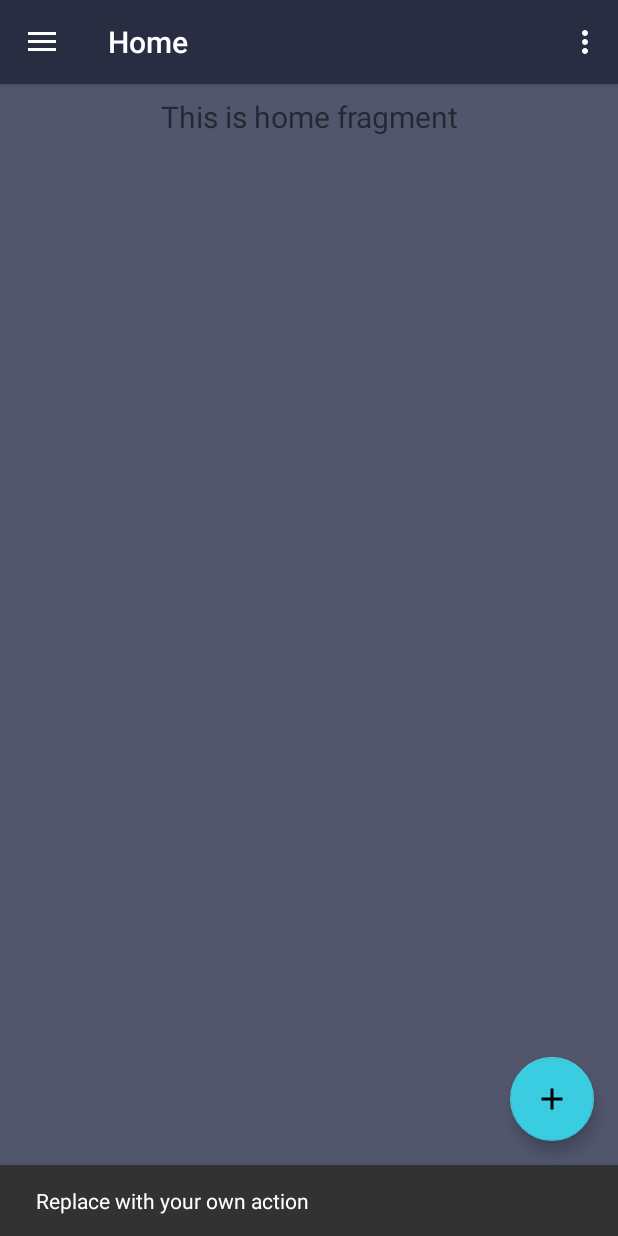
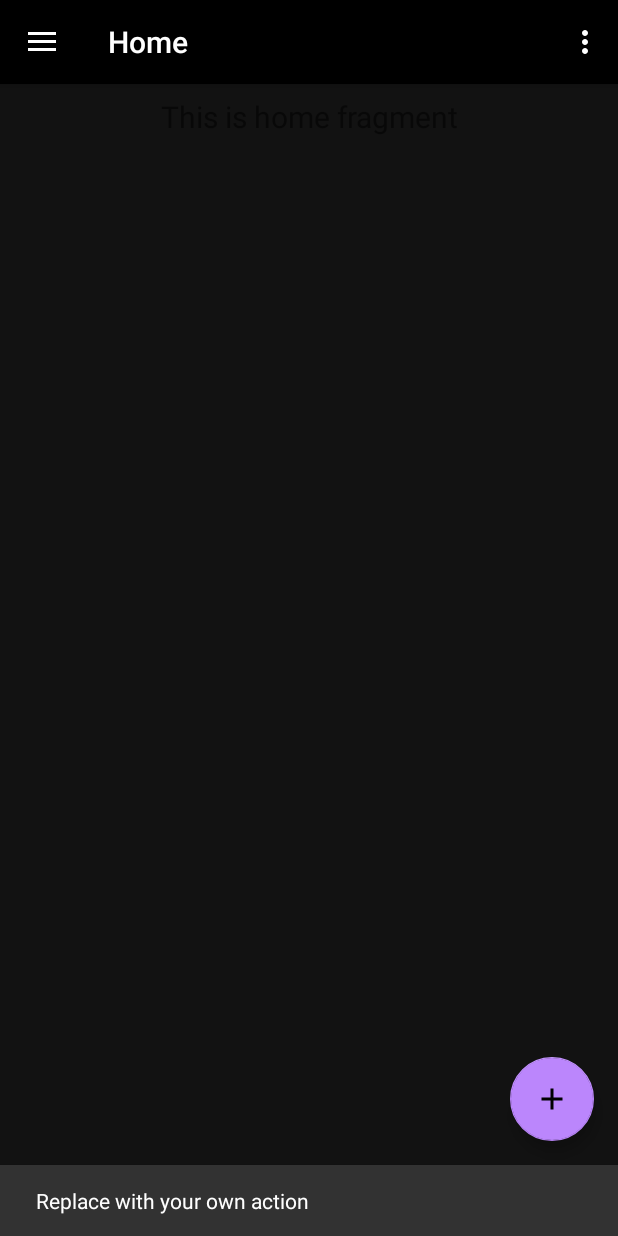
Before and after one commit to DrChipMaster/TSI, an Android app: the screen it shows after launch (MainActivity), after a tap on an icon or button, on a phone screen of 412 x 824 dp. Run offline under Robolectric (Android 15) with nearby library versions, the light colour scheme and no system bars; our stand-ins replace navigation-ui.

Commit message:
Update colors.xml

```diff
--- a/Ubiquos/app/src/main/res/values/colors.xml
+++ b/Ubiquos/app/src/main/res/values/colors.xml
@@ -1,9 +1,9 @@
 <?xml version="1.0" encoding="utf-8"?>
 <resources>
-    <color name="colorPrimary">#292d42</color>
-    <color name="primaryLightColor">#52566d</color>
-    <color name="colorPrimaryDark">#00021c</color>
-    <color name="colorAccent">#3acce1</color>
+    <color name="colorPrimary">#000000</color>
+    <color name="primaryLightColor">#121212</color>
+    <color name="colorPrimaryDark">#bb86fc</color>
+    <color name="colorAccent">#bb86fc</color>
     <color name="secondaryLightColor">#7bffff</color>
     <color name="secondaryDarkColor">#009baf</color>
     <color name="primaryTextColor">#ffffff</color>
```
